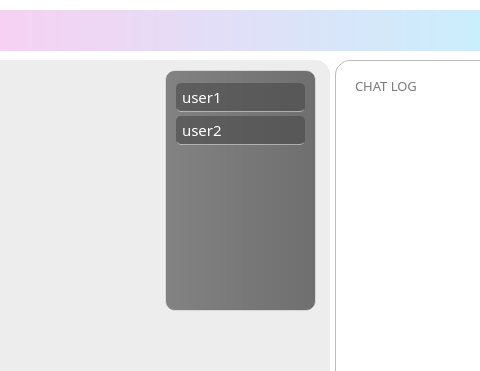
First picture: the form in server/chatroom.ui, repository heejin5484/Veda_Mini2, before the edit; both pictures show x 315 to 795 and y 0 to 371 of the 1057 by 552 pixel window.
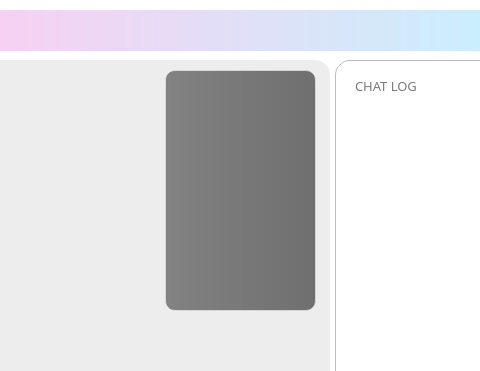
Second picture: the form after the edit. Icons and pictures are not drawn.

What changed in the file:
```diff
--- a/server/chatroom.ui
+++ b/server/chatroom.ui
@@ -76,24 +76,6 @@
    <property name="viewMode">
     <enum>QListView::ViewMode::ListMode</enum>
    </property>
-   <item>
-    <property name="text">
-     <string>user1</string>
-    </property>
-    <property name="icon">
-     <iconset resource="resources.qrc">
-      <normaloff>:/images/images/ppl_icon3.png</normaloff>:/images/images/ppl_icon3.png</iconset>
-    </property>
-   </item>
-   <item>
-    <property name="text">
-     <string>user2</string>
-    </property>
-    <property name="icon">
-     <iconset resource="resources.qrc">
-      <normaloff>:/images/images/ppl_icon3.png</normaloff>:/images/images/ppl_icon3.png</iconset>
-    </property>
-   </item>
   </widget>
   <widget class="QTextEdit" name="chatLog">
    <property name="enabled">
```
